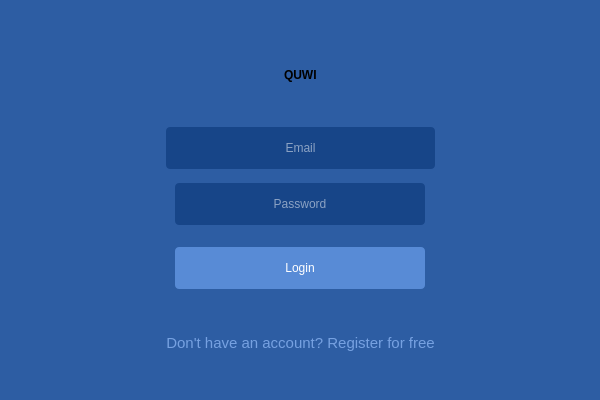
Qt form MainWindow.ui (OrbitScripts/QuwiWidget) before a commit.
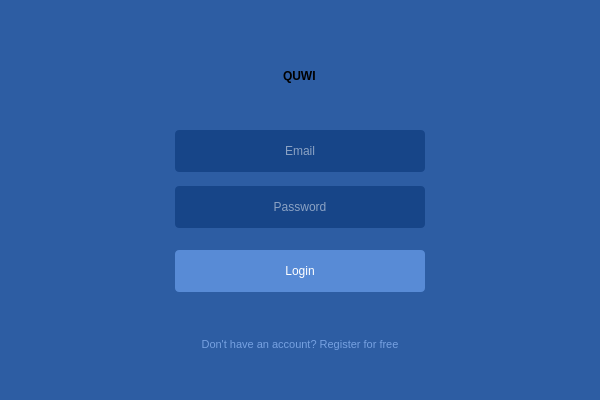
The same form after that commit. Icons and pictures are not drawn. Custom widgets are drawn as their Qt base class.

What changed in the file:
```diff
--- a/MainWindow.ui
+++ b/MainWindow.ui
@@ -82,7 +82,7 @@
        </size>
       </property>
       <property name="text">
-       <string>&lt;html&gt;&lt;head/&gt;&lt;body&gt;&lt;p&gt;&lt;a href=&quot;https://quwi.com/signup&quot;&gt;&lt;span style=&quot; font-size:11pt; text-decoration: none; color:#76a1e1;&quot;&gt;Don't have an account? Register for free&lt;/span&gt;&lt;/a&gt;&lt;/p&gt;&lt;/body&gt;&lt;/html&gt;</string>
+       <string>&lt;html&gt;&lt;head/&gt;&lt;body&gt;&lt;p&gt;&lt;a href=&quot;https://quwi.com/signup&quot;&gt;&lt;span style=&quot; font-size:11px; text-decoration: none; color:#76a1e1;&quot;&gt;Don't have an account? Register for free&lt;/span&gt;&lt;/a&gt;&lt;/p&gt;&lt;/body&gt;&lt;/html&gt;</string>
       </property>
       <property name="alignment">
        <set>Qt::AlignCenter</set>
```
